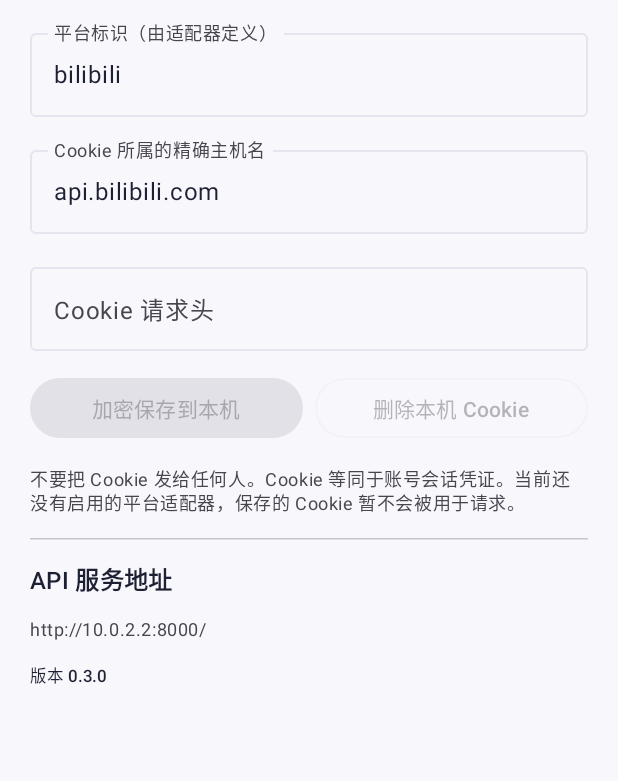
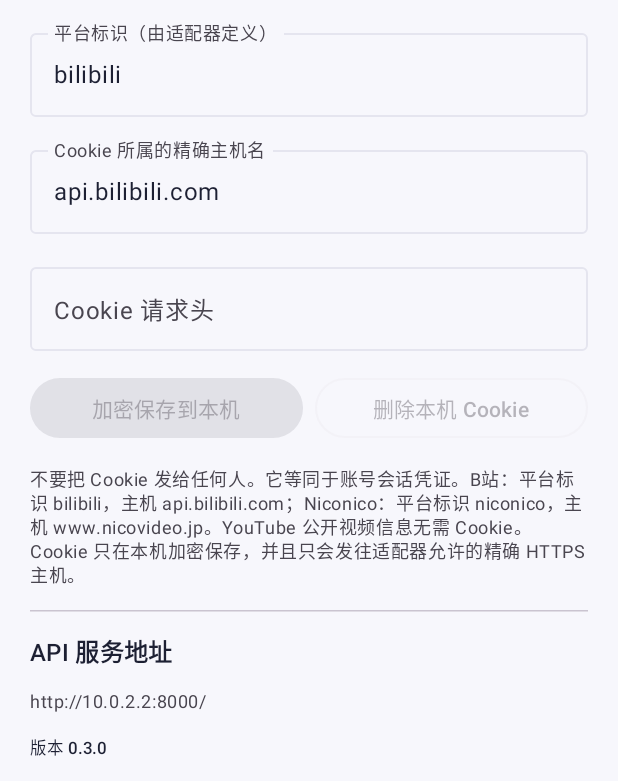
Before and after one commit to sxsbsxs/vddl, an Android app built with Jetpack Compose: the screen it shows after launch (MainActivity), after a tap on "设置", on a phone screen of 412 x 824 dp, the part 455-1236 px from its top. Run offline under Robolectric (Android 15) with nearby library versions, the phone set to English and light mode, and no system bars; pictures from the network do not load.

Commit message:
Polish local platform session guidance and Bilibili thumbnail handling

```diff
--- a/apps/android/app/src/main/res/values/strings.xml
+++ b/apps/android/app/src/main/res/values/strings.xml
@@ -50,7 +50,7 @@
     <string name="local_session_save_success">本机 Cookie 已加密保存。</string>
     <string name="local_session_save_error">保存失败，请检查平台标识、域名和 Cookie 格式。</string>
     <string name="local_session_cleared">本机 Cookie 已删除。</string>
-    <string name="cookie_security_note">不要把 Cookie 发给任何人。Cookie 等同于账号会话凭证。当前还没有启用的平台适配器，保存的 Cookie 暂不会被用于请求。</string>
+    <string name="cookie_security_note">不要把 Cookie 发给任何人。它等同于账号会话凭证。B站：平台标识 bilibili，主机 api.bilibili.com；Niconico：平台标识 niconico，主机 www.nicovideo.jp。YouTube 公开视频信息无需 Cookie。Cookie 只在本机加密保存，并且只会发往适配器允许的精确 HTTPS 主机。</string>
     <string name="refresh_button">刷新</string>
     <string name="open_file_button">打开文件</string>
     <string name="local_download_location">下载暂存于 VideoFetch Pro 的本机应用文件目录，可在应用内打开。</string>
```
Also changed, not shown: apps/android/app/src/main/java/com/videofetch/pro/data/PlatformMediaProviders.kt (+9 -2 lines), 2 other files.
